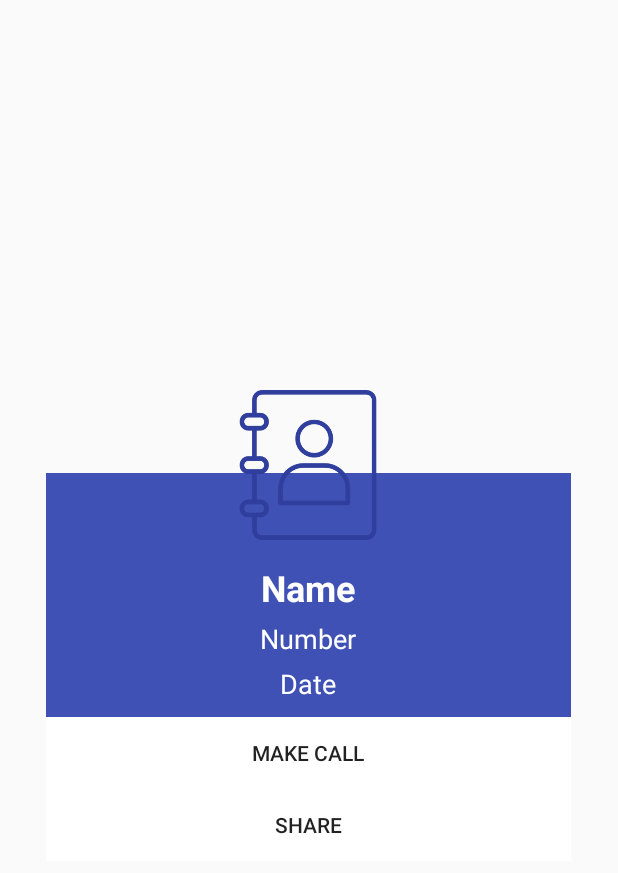
After one commit to RonaldVega14/1erParcial, an Android app: the layout contact_display.xml on its own in the app's theme, with its tools: preview values and no code run, on a phone screen of 412 x 824 dp. The commit adds this screen. Shown: the top 873 px of the screen. Run offline under Robolectric (Android 15) with nearby library versions, the phone set to English and light mode, and no system bars.

Commit message:
Mostrando informacion de contacto

```diff
--- a/app/src/main/java/com/vega/parcial1/MainActivity.java
+++ b/app/src/main/java/com/vega/parcial1/MainActivity.java
@@ -82,6 +82,8 @@ public class MainActivity extends AppCompatActivity {
         SearchView searchView = (SearchView) item.getActionView();
 
         searchView.setOnQueryTextListener(new SearchView.OnQueryTextListener() {
+
+
             @Override
             public boolean onQueryTextSubmit(String query) {
                 return false;
@@ -95,6 +97,8 @@ public class MainActivity extends AppCompatActivity {
 
                 return false;
             }
+
+
         });
 
         return super.onCreateOptionsMenu(menu);
@@ -140,6 +144,4 @@ public class MainActivity extends AppCompatActivity {
         viewPager.setCurrentItem(d);
     }
 
-
-
 }
--- /dev/null
+++ b/app/src/main/res/layout/contact_display.xml
@@ -0,0 +1,77 @@
+<?xml version="1.0" encoding="utf-8"?>
+<RelativeLayout
+    xmlns:android="http://schemas.android.com/apk/res/android"
+    android:layout_width="350dp"
+    android:layout_height="wrap_content"
+    android:layout_gravity="center"
+    android:gravity="center">
+
+    <LinearLayout
+        android:layout_marginTop="65dp"
+        android:layout_width="match_parent"
+        android:layout_height="wrap_content"
+        android:orientation="vertical"
+        android:background="@color/colorPrimary"
+        android:gravity="center_horizontal">
+
+        <TextView
+            android:id="@+id/display_name"
+            android:layout_width="wrap_content"
+            android:layout_height="wrap_content"
+            android:text="@string/app_nombre"
+            android:textColor="@color/white"
+            android:textSize="24sp"
+            android:textStyle="bold"
+            android:layout_marginTop="60dp"/>
+
+        <TextView
+            android:id="@+id/display_number"
+            android:layout_width="wrap_content"
+            android:layout_height="wrap_content"
+            android:text="@string/app_numero"
+            android:textColor="@color/white"
+            android:textSize="18sp"
+            android:layout_marginTop="5sp"/>
+
+        <TextView
+            android:id="@+id/display_date"
+            android:layout_width="wrap_content"
+            android:layout_height="wrap_content"
+            android:text="@string/app_fecha"
+            android:textColor="@color/white"
+            android:textSize="18sp"
+            android:layout_marginTop="5sp"
+            android:layout_marginBottom="10sp"/>
+
+        <Button
+            android:id="@+id/display_call"
+            android:padding="10dp"
+            android:layout_width="match_parent"
+            android:layout_height="wrap_content"
+            android:background="@color/white"
+            android:text="@string/llamada"/>
+        <Button
+            android:id="@+id/display_share"
+            android:layout_width="match_parent"
+            android:layout_height="wrap_content"
+            android:background="@color/white"
+            android:padding="10dp"
+            android:text="@string/share"/>
+
+    </LinearLayout>
+
+    <ImageView
+
+        android:id="@+id/display_image"
+        android:padding="10dp"
+        android:layout_width="120dp"
+        android:layout_height="120dp"
+        android:src="@drawable/contact_disp"
+        android:layout_centerHorizontal="true"
+        android:layout_alignParentTop="true"
+        />
+
+
+
+
+</RelativeLayout>
--- a/app/src/main/res/layout/item_contacts.xml
+++ b/app/src/main/res/layout/item_contacts.xml
@@ -17,6 +17,7 @@
         android:layout_height="32dp" />
 
     <LinearLayout
+        android:id="@+id/desplegar"
         android:padding="10dp"
         android:layout_width="0dp"
         android:layout_height="wrap_content"
--- a/app/src/main/res/values/strings.xml
+++ b/app/src/main/res/values/strings.xml
@@ -1,12 +1,14 @@
 <resources>
     <string name="app_name">Parcial1</string>
 
-    <string name="app_nombre">Nombre</string>
-    <string name="app_numero">Numero</string>
-    <string name="tab_lamada">Llamada</string>
-    <string name="tab_fav">Favoritos</string>
-    <string name="tab_contacto">Contactos</string>
-    <string name="app_duracion">Duracion</string>
-    <string name="app_fecha">Fecha</string>
+    <string name="app_nombre">Name</string>
+    <string name="app_numero">Number</string>
+    <string name="tab_lamada">Calls</string>
+    <string name="tab_fav">Favorites</string>
+    <string name="tab_contacto">Contacts</string>
+    <string name="app_duracion">Duration</string>
+    <string name="app_fecha">Date</string>
+    <string name="llamada">Make Call</string>
+    <string name="share">Share</string>
     <string name="app_permisos">P</string>
 </resources>
```
Also changed, not shown: app/src/main/java/com/vega/parcial1/adapters/ContactsRvAdapter.java (+41 -1 lines), app/src/main/java/com/vega/parcial1/fragments/FragmentContacts.java (+9 -12 lines), app/src/main/res/drawable-hdpi/contact_disp.png (added), app/src/main/res/drawable-mdpi/contact_disp.png (added), app/src/main/res/drawable-xhdpi/contact_disp.png (added), app/src/main/res/drawable-xxhdpi/contact_disp.png (added), app/src/main/res/drawable-xxxhdpi/contact_disp.png (added), 1 other file.
